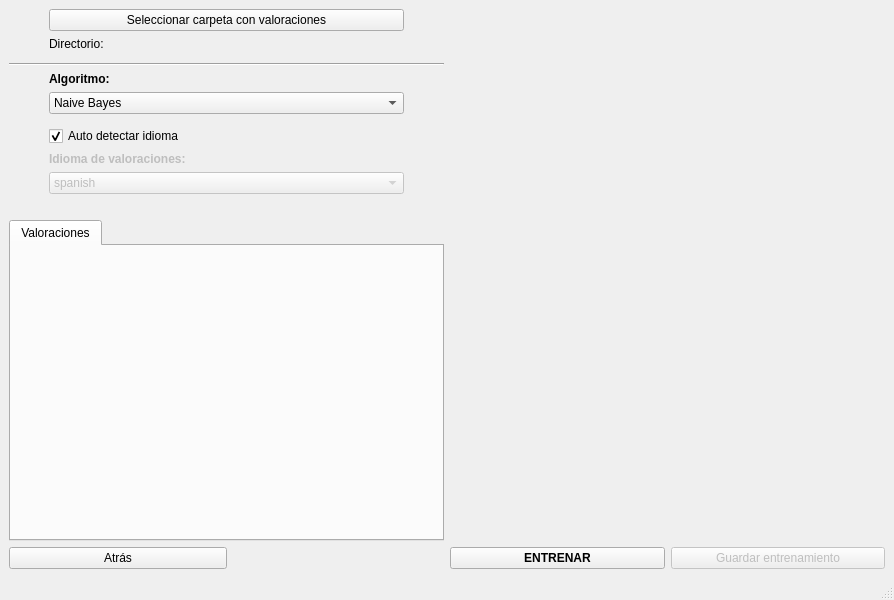
Qt form Vista/entrenamiento.ui (diegoabdul/Analitica-de-Opiniones) before a commit.
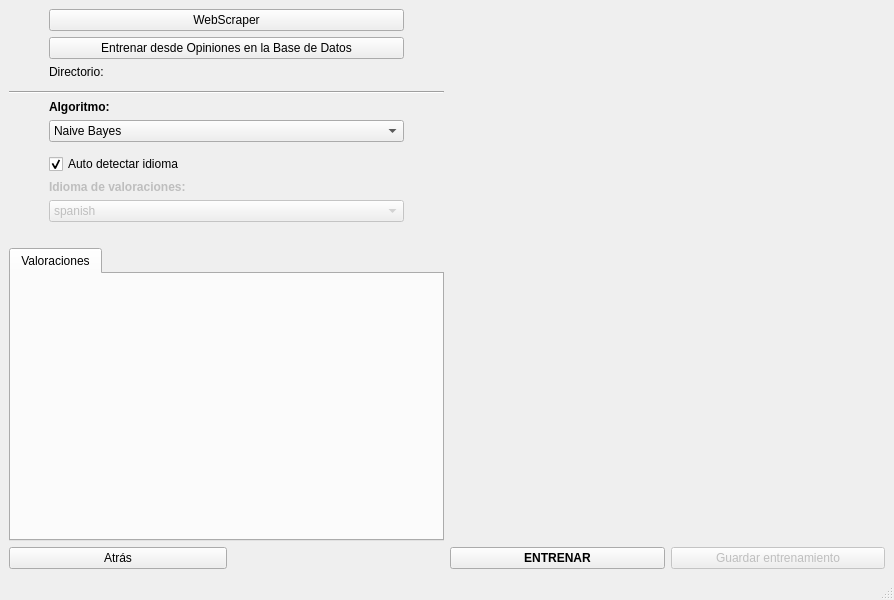
The same form after that commit.

Commit message: Entrenar con opiniones en SQL

```diff
--- a/Vista/entrenamiento.ui
+++ b/Vista/entrenamiento.ui
@@ -84,7 +84,7 @@
     </item>
     <item row="0" column="0">
      <layout class="QGridLayout" name="gridLayout_6">
-      <item row="0" column="2" rowspan="3">
+      <item row="0" column="2" rowspan="4">
        <spacer name="horizontalSpacer">
         <property name="orientation">
          <enum>Qt::Horizontal</enum>
@@ -103,33 +103,40 @@
       <item row="0" column="1">
        <widget class="QPushButton" name="btn_directorio">
         <property name="text">
-         <string>Seleccionar carpeta con valoraciones</string>
+         <string>WebScraper</string>
         </property>
        </widget>
       </item>
-      <item row="0" column="0" rowspan="3">
-       <spacer name="horizontalSpacer_2">
-        <property name="orientation">
-         <enum>Qt::Horizontal</enum>
-        </property>
-        <property name="sizeType">
-         <enum>QSizePolicy::Fixed</enum>
-        </property>
-        <property name="sizeHint" stdset="0">
-         <size>
-          <width>40</width>
-          <height>20</height>
-         </size>
-        </property>
-       </spacer>
-      </item>
-      <item row="1" column="1">
+      <item row="2" column="1">
        <widget class="QLabel" name="directorio_text">
         <property name="text">
          <string>Directorio:</string>
         </property>
        </widget>
       </item>
+      <item row="0" column="0" rowspan="4">
+       <spacer name="horizontalSpacer_2">
+        <property name="orientation">
+         <enum>Qt::Horizontal</enum>
+        </property>
+        <property name="sizeType">
+         <enum>QSizePolicy::Fixed</enum>
+        </property>
+        <property name="sizeHint" stdset="0">
+         <size>
+          <width>40</width>
+          <height>20</height>
+         </size>
+        </property>
+       </spacer>
+      </item>
+      <item row="1" column="1">
+       <widget class="QPushButton" name="btn_entrenarSQL">
+        <property name="text">
+         <string>Entrenar desde Opiniones en la Base de Datos</string>
+        </property>
+       </widget>
+      </item>
      </layout>
     </item>
     <item row="4" column="1" rowspan="3">
```
The commit also changes 16 other files.
